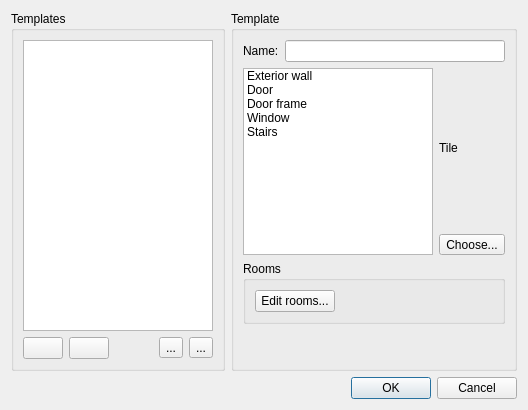
First picture: the form in src/tiled/BuildingEditor/buildingtemplatesdialog.ui, repository timbaker/tiled, before the edit.
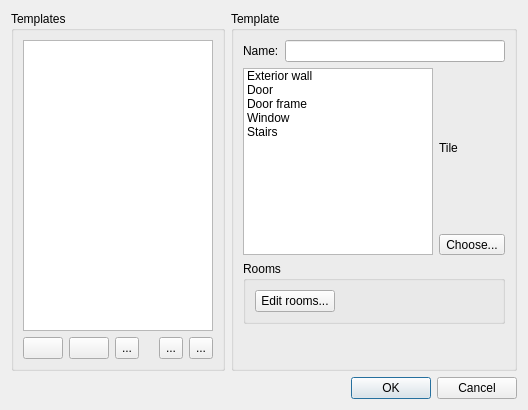
Second picture: the form after the edit. Icons and pictures are not drawn.

What changed in the file:
```diff
--- a/src/tiled/BuildingEditor/buildingtemplatesdialog.ui
+++ b/src/tiled/BuildingEditor/buildingtemplatesdialog.ui
@@ -41,6 +41,26 @@
           </property>
          </widget>
         </item>
+        <item>
+         <widget class="QToolButton" name="duplicate">
+          <property name="sizePolicy">
+           <sizepolicy hsizetype="Minimum" vsizetype="Preferred">
+            <horstretch>0</horstretch>
+            <verstretch>0</verstretch>
+           </sizepolicy>
+          </property>
+          <property name="toolTip">
+           <string>Duplicate selected template</string>
+          </property>
+          <property name="text">
+           <string>...</string>
+          </property>
+          <property name="icon">
+           <iconset resource="../tiled.qrc">
+            <normaloff>:/images/16x16/stock-duplicate-16.png</normaloff>:/images/16x16/stock-duplicate-16.png</iconset>
+          </property>
+         </widget>
+        </item>
         <item>
          <spacer name="horizontalSpacer">
           <property name="orientation">
@@ -56,6 +76,15 @@
         </item>
         <item>
          <widget class="QToolButton" name="moveUp">
+          <property name="sizePolicy">
+           <sizepolicy hsizetype="Fixed" vsizetype="Preferred">
+            <horstretch>0</horstretch>
+            <verstretch>0</verstretch>
+           </sizepolicy>
+          </property>
+          <property name="toolTip">
+           <string>Move selected template up</string>
+          </property>
           <property name="text">
            <string>...</string>
           </property>
@@ -67,6 +96,15 @@
         </item>
         <item>
          <widget class="QToolButton" name="moveDown">
+          <property name="sizePolicy">
+           <sizepolicy hsizetype="Fixed" vsizetype="Preferred">
+            <horstretch>0</horstretch>
+            <verstretch>0</verstretch>
+           </sizepolicy>
+          </property>
+          <property name="toolTip">
+           <string>Move selected template down</string>
+          </property>
           <property name="text">
            <string>...</string>
           </property>
```
Left out of the diff: 18 changed lines with no effect on the pictures.
